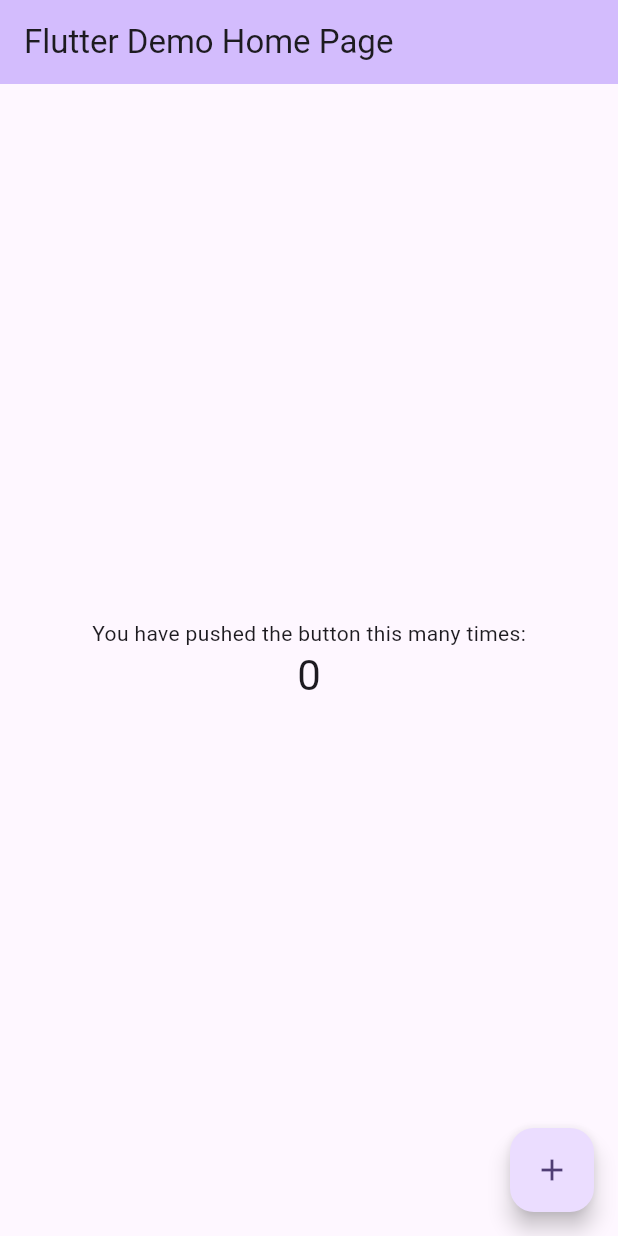
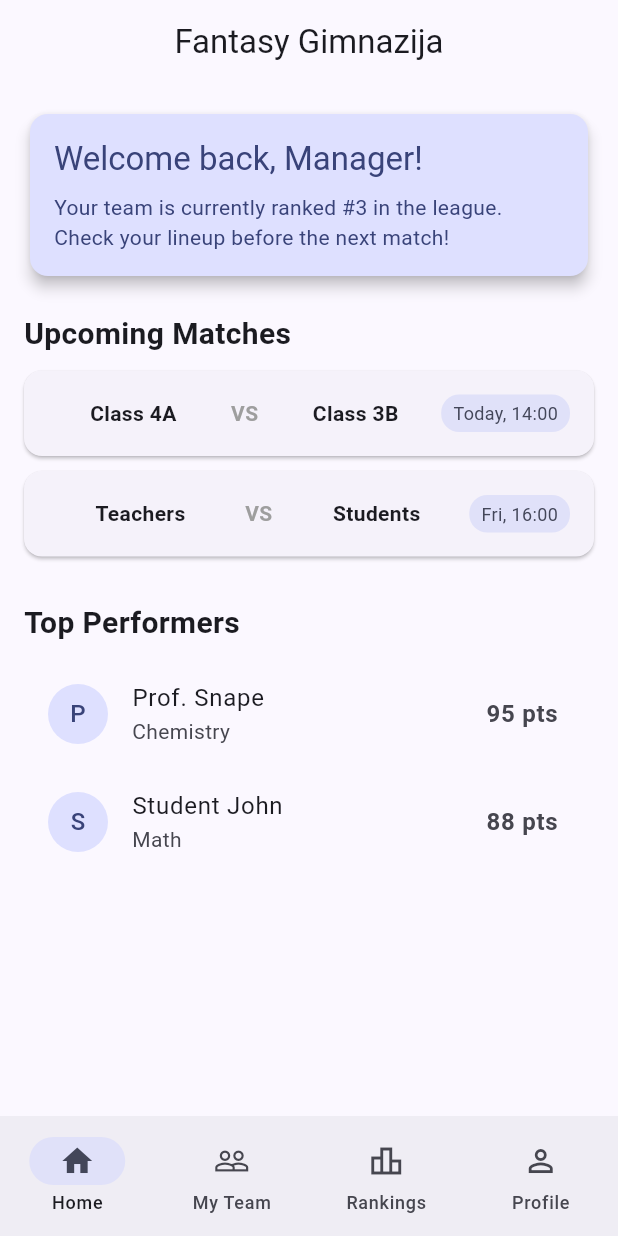
Before and after one commit to could-ai/019aef6e-60e6-71ff-b4f0-1f06f281c03a, a Flutter app: the screen it shows after launch, on a phone screen of 412 x 824 dp. Run offline on Flutter 3.47's test engine with Material 3 defaults, Android fonts, the phone set to English and light mode, and no system bars.

Commit message:
Replaced the default counter app with the Fantasy Gimnazija application structure. - Implemented a MainScaffold with a bottom navigation bar. - Created placeholder screens: HomeScreen, MyTeamScreen, LeaderboardScreen, and ProfileScreen. - Applied a custom theme with Indigo and Amber colors suitable for a school fantasy league. - Added mock data for matches and players to visualize the UI.; Updated package name to fantasy_gimnazija and description to match the project purpose.

```diff
--- a/usr/lib/main.dart
+++ b/usr/lib/main.dart
@@ -1,123 +1,283 @@
 import 'package:flutter/material.dart';
 
 void main() {
-  runApp(const MyApp());
+  runApp(const FantasyGimnazijaApp());
 }
 
-class MyApp extends StatelessWidget {
-  const MyApp({super.key});
+class FantasyGimnazijaApp extends StatelessWidget {
+  const FantasyGimnazijaApp({super.key});
 
-  // This widget is the root of your application.
   @override
   Widget build(BuildContext context) {
     return MaterialApp(
-      title: 'Flutter Demo',
+      title: 'Fantasy Gimnazija',
       debugShowCheckedModeBanner: false,
       theme: ThemeData(
-        // This is the theme of your application.
-        //
-        // TRY THIS: Try running your application with "flutter run". You'll see
-        // the application has a purple toolbar. Then, without quitting the app,
-        // try changing the seedColor in the colorScheme below to Colors.green
-        // and then invoke "hot reload" (save your changes or press the "hot
-        // reload" button in a Flutter-supported IDE, or press "r" if you used
-        // the command line to start the app).
-        //
-        // Notice that the counter didn't reset back to zero; the application
-        // state is not lost during the reload. To reset the state, use hot
-        // restart instead.
-        //
-        // This works for code too, not just values: Most code changes can be
-        // tested with just a hot reload.
-        colorScheme: ColorScheme.fromSeed(seedColor: Colors.deepPurple),
+        colorScheme: ColorScheme.fromSeed(
+          seedColor: const Color(0xFF3F51B5), // Indigo
+          secondary: const Color(0xFFFFC107), // Amber
+          brightness: Brightness.light,
+        ),
+        useMaterial3: true,
+        appBarTheme: const AppBarTheme(
+          centerTitle: true,
+          elevation: 0,
+        ),
       ),
+      darkTheme: ThemeData(
+        colorScheme: ColorScheme.fromSeed(
+          seedColor: const Color(0xFF3F51B5),
+          brightness: Brightness.dark,
+        ),
+        useMaterial3: true,
+      ),
+      themeMode: ThemeMode.system,
       initialRoute: '/',
       routes: {
-        '/': (context) => const MyHomePage(title: 'Flutter Demo Home Page'),
+        '/': (context) => const MainScaffold(),
       },
     );
   }
 }
 
-class MyHomePage extends StatefulWidget {
-  const MyHomePage({super.key, required this.title});
-
-  // This widget is the home page of your application. It is stateful, meaning
-  // that it has a State object (defined below) that contains fields that affect
-  // how it looks.
-
-  // This class is the configuration for the state. It holds the values (in this
-  // case the title) provided by the parent (in this case the App widget) and
-  // used by the build method of the State. Fields in a Widget subclass are
-  // always marked "final".
-
-  final String title;
+class MainScaffold extends StatefulWidget {
+  const MainScaffold({super.key});
 
   @override
-  State<MyHomePage> createState() => _MyHomePageState();
+  State<MainScaffold> createState() => _MainScaffoldState();
 }
 
-class _MyHomePageState extends State<MyHomePage> {
-  int _counter = 0;
+class _MainScaffoldState extends State<MainScaffold> {
+  int _selectedIndex = 0;
 
-  void _incrementCounter() {
+  final List<Widget> _screens = [
+    const HomeScreen(),
+    const MyTeamScreen(),
+    const LeaderboardScreen(),
+    const ProfileScreen(),
+  ];
+
+  void _onItemTapped(int index) {
     setState(() {
-      // This call to setState tells the Flutter framework that something has
-      // changed in this State, which causes it to rerun the build method below
-      // so that the display can reflect the updated values. If we changed
-      // _counter without calling setState(), then the build method would not be
-      // called again, and so nothing would appear to happen.
-      _counter++;
+      _selectedIndex = index;
     });
   }
 
   @override
   Widget build(BuildContext context) {
-    // This method is rerun every time setState is called, for instance as done
-    // by the _incrementCounter method above.
-    //
-    // The Flutter framework has been optimized to make rerunning build methods
-    // fast, so that you can just rebuild anything that needs updating rather
-    // than having to individually change instances of widgets.
+    return Scaffold(
+      body: _screens[_selectedIndex],
+      bottomNavigationBar: NavigationBar(
+        selectedIndex: _selectedIndex,
+        onDestinationSelected: _onItemTapped,
+        destinations: const <NavigationDestination>[
+          NavigationDestination(
+            icon: Icon(Icons.home_outlined),
+            selectedIcon: Icon(Icons.home),
+            label: 'Home',
+          ),
+          NavigationDestination(
+            icon: Icon(Icons.people_outline),
+            selectedIcon: Icon(Icons.people),
+            label: 'My Team',
+          ),
+          NavigationDestination(
+            icon: Icon(Icons.leaderboard_outlined),
+            selectedIcon: Icon(Icons.leaderboard),
+            label: 'Rankings',
+          ),
+          NavigationDestination(
+            icon: Icon(Icons.person_outline),
+            selectedIcon: Icon(Icons.person),
+            label: 'Profile',
+          ),
+        ],
+      ),
+    );
+  }
+}
+
+// --- Placeholder Screens ---
+
+class HomeScreen extends StatelessWidget {
+  const HomeScreen({super.key});
+
+  @override
+  Widget build(BuildContext context) {
     return Scaffold(
       appBar: AppBar(
-        // TRY THIS: Try changing the color here to a specific color (to
-        // Colors.amber, perhaps?) and trigger a hot reload to see the AppBar
-        // change color while the other colors stay the same.
-        backgroundColor: Theme.of(context).colorScheme.inversePrimary,
-        // Here we take the value from the MyHomePage object that was created by
-        // the App.build method, and use it to set our appbar title.
-        title: Text(widget.title),
+        title: const Text('Fantasy Gimnazija'),
       ),
-      body: Center(
-        // Center is a layout widget. It takes a single child and positions it
-        // in the middle of the parent.
+      body: SingleChildScrollView(
+        padding: const EdgeInsets.all(16.0),
         child: Column(
-          // Column is also a layout widget. It takes a list of children and
-          // arranges them vertically. By default, it sizes itself to fit its
-          // children horizontally, and tries to be as tall as its parent.
-          //
-          // Column has various properties to control how it sizes itself and
-          // how it positions its children. Here we use mainAxisAlignment to
-          // center the children vertically; the main axis here is the vertical
-          // axis because Columns are vertical (the cross axis would be
-          // horizontal).
-          //
-          // TRY THIS: Invoke "debug painting" (choose the "Toggle Debug Paint"
-          // action in the IDE, or press "p" in the console), to see the
-          // wireframe for each widget.
-          mainAxisAlignment: MainAxisAlignment.center,
-          children: <Widget>[
-            const Text('You have pushed the button this many times:'),
-            Text('$_counter', style: Theme.of(context).textTheme.headlineMedium),
+          crossAxisAlignment: CrossAxisAlignment.start,
+          children: [
+            _buildWelcomeCard(context),
+            const SizedBox(height: 20),
+            const Text(
+              'Upcoming Matches',
+              style: TextStyle(fontSize: 20, fontWeight: FontWeight.bold),
+            ),
+            const SizedBox(height: 10),
+            _buildMatchCard(context, 'Class 4A', 'Class 3B', 'Today, 14:00'),
+            _buildMatchCard(context, 'Teachers', 'Students', 'Fri, 16:00'),
+            const SizedBox(height: 20),
+            const Text(
+              'Top Performers',
+              style: TextStyle(fontSize: 20, fontWeight: FontWeight.bold),
+            ),
+            const SizedBox(height: 10),
+            _buildPlayerCard(context, 'Prof. Snape', 'Chemistry', 95),
+            _buildPlayerCard(context, 'Student John', 'Math', 88),
           ],
         ),
       ),
-      floatingActionButton: FloatingActionButton(
-        onPressed: _incrementCounter,
-        tooltip: 'Increment',
-        child: const Icon(Icons.add),
-      ), // This trailing comma makes auto-formatting nicer for build methods.
+    );
+  }
+
+  Widget _buildWelcomeCard(BuildContext context) {
+    return Card(
+      elevation: 4,
+      color: Theme.of(context).colorScheme.primaryContainer,
+      child: Padding(
+        padding: const EdgeInsets.all(16.0),
+        child: Column(
+          crossAxisAlignment: CrossAxisAlignment.start,
+          children: [
+            Text(
+              'Welcome back, Manager!',
+              style: Theme.of(context).textTheme.titleLarge?.copyWith(
+                    color: Theme.of(context).colorScheme.onPrimaryContainer,
+                  ),
+            ),
+            const SizedBox(height: 8),
+            Text(
+              'Your team is currently ranked #3 in the league. Check your lineup before the next match!',
+              style: Theme.of(context).textTheme.bodyMedium?.copyWith(
+                    color: Theme.of(context).colorScheme.onPrimaryContainer,
+                  ),
+            ),
+          ],
+        ),
+      ),
+    );
+  }
+
+  Widget _buildMatchCard(BuildContext context, String team1, String team2, String time) {
+    return Card(
+      margin: const EdgeInsets.only(bottom: 10),
+      child: Padding(
+        padding: const EdgeInsets.all(16.0),
+        child: Row(
+          mainAxisAlignment: MainAxisAlignment.spaceBetween,
+          children: [
+            Expanded(child: Text(team1, textAlign: TextAlign.center, style: const TextStyle(fontWeight: FontWeight.bold))),
+            const Padding(
+              padding: EdgeInsets.symmetric(horizontal: 8.0),
+              child: Text('VS', style: TextStyle(color: Colors.grey, fontWeight: FontWeight.bold)),
+            ),
+            Expanded(child: Text(team2, textAlign: TextAlign.center, style: const TextStyle(fontWeight: FontWeight.bold))),
+            Container(
+              padding: const EdgeInsets.symmetric(horizontal: 8, vertical: 4),
+              decoration: BoxDecoration(
+                color: Theme.of(context).colorScheme.secondaryContainer,
+                borderRadius: BorderRadius.circular(12),
+              ),
+              child: Text(time, style: TextStyle(fontSize: 12, color: Theme.of(context).colorScheme.onSecondaryContainer)),
+            ),
+          ],
+        ),
+      ),
+    );
+  }
+
+  Widget _buildPlayerCard(BuildContext context, String name, String role, int points) {
+    return ListTile(
+      leading: CircleAvatar(child: Text(name[0])),
+      title: Text(name),
+      subtitle: Text(role),
+      trailing: Text('$points pts', style: const TextStyle(fontWeight: FontWeight.bold, fontSize: 16)),
     );
   }
 }
+
+class MyTeamScreen extends StatelessWidget {
+  const MyTeamScreen({super.key});
+
+  @override
+  Widget build(BuildContext context) {
+    return Scaffold(
+      appBar: AppBar(title: const Text('My Team')),
+      body: const Center(child: Text('Team Management - Coming Soon')),
+      floatingActionButton: FloatingActionButton.extended(
+        onPressed: () {},
+        icon: const Icon(Icons.edit),
+        label: const Text('Edit Lineup'),
+      ),
+    );
+  }
+}
+
+class LeaderboardScreen extends StatelessWidget {
+  const LeaderboardScreen({super.key});
+
+  @override
+  Widget build(BuildContext context) {
+    return Scaffold(
+      appBar: AppBar(title: const Text('Leaderboard')),
+      body: ListView.builder(
+        itemCount: 10,
+        itemBuilder: (context, index) {
+          return ListTile(
+            leading: CircleAvatar(
+              backgroundColor: index < 3 ? Colors.amber : Colors.grey[300],
+              foregroundColor: Colors.black,
+              child: Text('${index + 1}'),
+            ),
+            title: Text('Team ${String.fromCharCode(65 + index)}'),
+            subtitle: Text('Manager: User ${index + 1}'),
+            trailing: Text('${1000 - (index * 50)} pts'),
+          );
+        },
+      ),
+    );
+  }
+}
+
+class ProfileScreen extends StatelessWidget {
+  const ProfileScreen({super.key});
+
+  @override
+  Widget build(BuildContext context) {
+    return Scaffold(
+      appBar: AppBar(title: const Text('Profile')),
+      body: ListView(
+        children: [
+          const UserAccountsDrawerHeader(
+            accountName: Text('Student Manager'),
+            accountEmail: Text('student@gimnazija.edu'),
+            currentAccountPicture: CircleAvatar(
+              child: Icon(Icons.person, size: 40),
+            ),
+          ),
+          ListTile(
+            leading: const Icon(Icons.settings),
+            title: const Text('Settings'),
+            onTap: () {},
+          ),
+          ListTile(
+            leading: const Icon(Icons.help),
+            title: const Text('Help & Support'),
+            onTap: () {},
+          ),
+          ListTile(
+            leading: const Icon(Icons.logout),
+            title: const Text('Logout'),
+            onTap: () {},
+          ),
+        ],
+      ),
+    );
+  }
+}
```
Also changed, not shown: usr/pubspec.yaml (+3 -72 lines).
